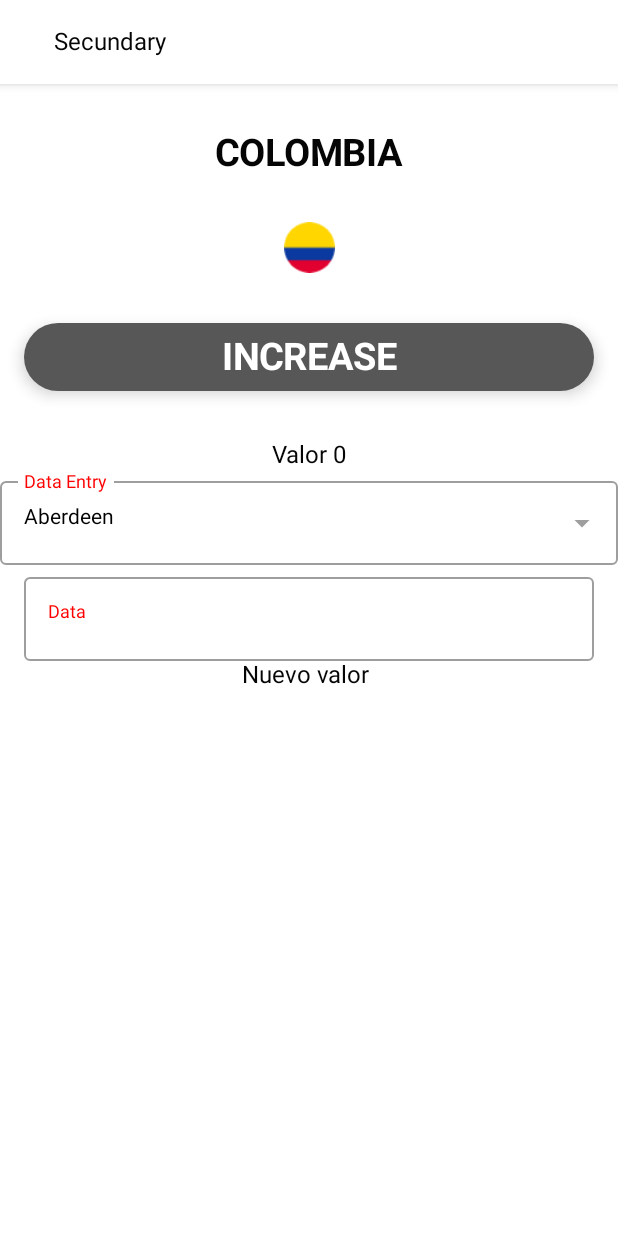
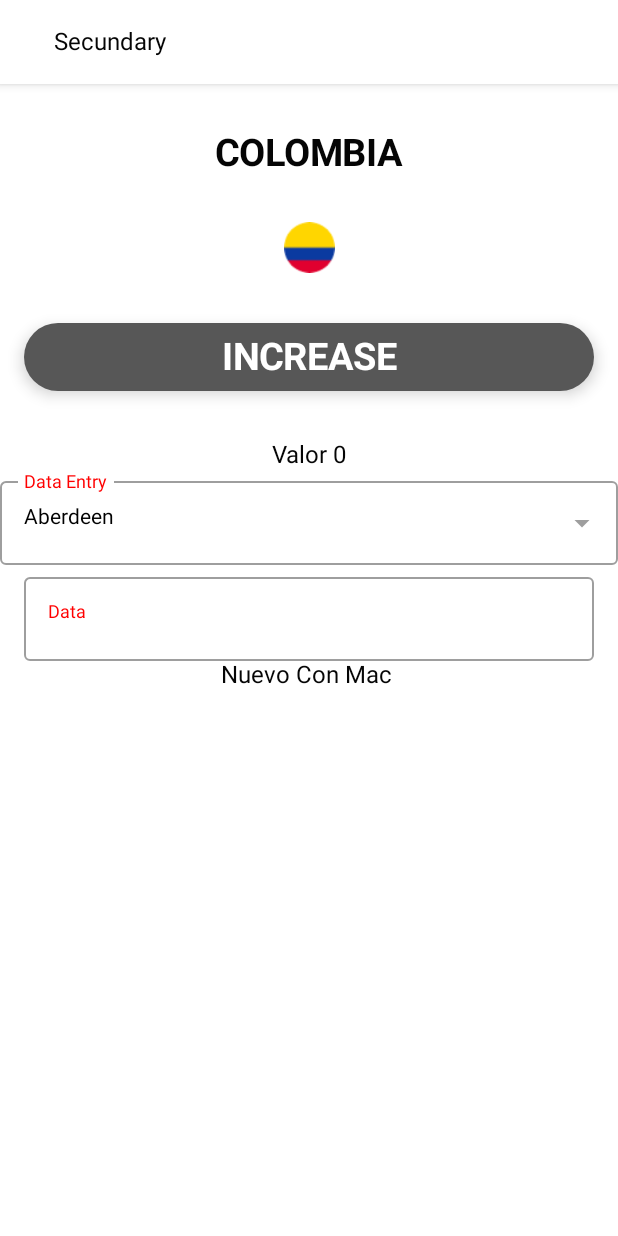
Before and after one commit to JavierCarreno1102/Platzi-Course, an Android app built with Jetpack Compose: the screen it shows after launch (MainActivity), after a tap on an icon or button, on a phone screen of 412 x 824 dp. Run offline under Robolectric (Android 15) with nearby library versions, the phone set to English and light mode, and no system bars.

Commit message:
Cambio con Mac

```diff
--- a/app/src/main/java/com/sarah/testlessor/ui/screens/DetailScreen.kt
+++ b/app/src/main/java/com/sarah/testlessor/ui/screens/DetailScreen.kt
@@ -87,7 +87,7 @@ fun DetailScreen(navController: NavController, text: String?,flag:Int?) {
                 .padding(start=16.dp,end=16.dp) ){
                CustomTextField(value = fieldValue, placeHolder = "Data") {}
             }
-            Text("Nuevo valor $fieldValue", color = MaterialTheme.colors.onBackground)
+            Text("Nuevo Con Mac $fieldValue", color = MaterialTheme.colors.onBackground)
 
 
 
```
